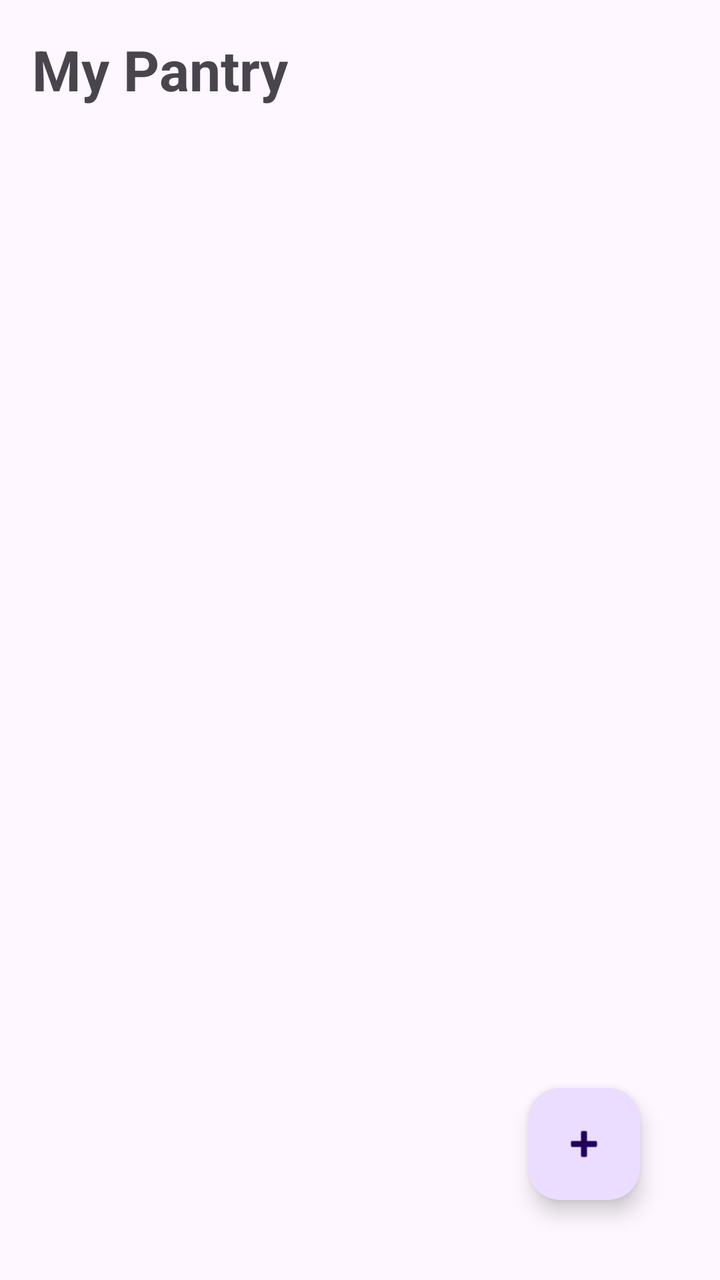
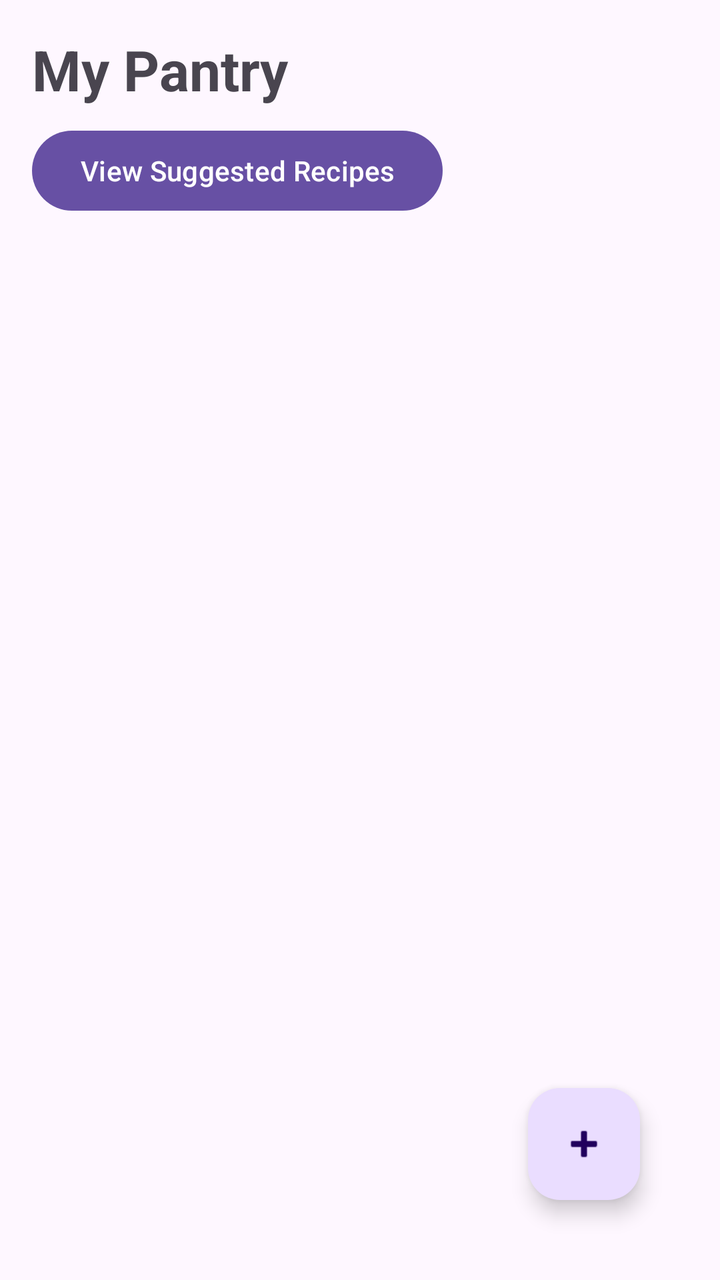

Before-and-after screenshots of an Android layout around one commit, followed by the original layout XML and the change that was made.
<!-- AndroidManifest.xml: application theme Theme.SMARTPANTRYMANAGER -->
<!-- res/layout/activity_main.xml -->
<?xml version="1.0" encoding="utf-8"?>
<androidx.constraintlayout.widget.ConstraintLayout xmlns:android="http://schemas.android.com/apk/res/android"
    xmlns:app="http://schemas.android.com/apk/res-auto"
    android:id="@+id/main"
    android:layout_width="match_parent"
    android:layout_height="match_parent"
    android:padding="16dp">

    <TextView
        android:id="@+id/titleText"
        android:layout_width="wrap_content"
        android:layout_height="wrap_content"
        android:text="My Pantry"
        android:textSize="28sp"
        android:textStyle="bold"
        app:layout_constraintTop_toTopOf="parent"
        app:layout_constraintStart_toStartOf="parent" />

    <androidx.recyclerview.widget.RecyclerView
        android:id="@+id/pantryRecyclerView"
        android:layout_width="match_parent"
        android:layout_height="0dp"
        android:layout_marginTop="16dp"
        app:layout_constraintTop_toBottomOf="@id/titleText"
        app:layout_constraintBottom_toBottomOf="parent" />

    <com.google.android.material.floatingactionbutton.FloatingActionButton
        android:id="@+id/addItemButton"
        android:layout_width="wrap_content"
        android:layout_height="wrap_content"
        android:layout_margin="24dp"
        android:contentDescription="Add Item"
        app:layout_constraintBottom_toBottomOf="parent"
        app:layout_constraintEnd_toEndOf="parent"
        app:srcCompat="@android:drawable/ic_input_add" />

</androidx.constraintlayout.widget.ConstraintLayout>
<!-- resources referenced by this layout -->
<resources>
  <style name="Theme.SMARTPANTRYMANAGER" parent="Base.Theme.SMARTPANTRYMANAGER" />
  <style name="Base.Theme.SMARTPANTRYMANAGER" parent="Theme.Material3.DayNight.NoActionBar">
          
          
      </style>
</resources>

<!-- the commit's change to res/layout/activity_main.xml (unified diff, before → after) -->
@@ -16,12 +16,21 @@
         app:layout_constraintTop_toTopOf="parent"
         app:layout_constraintStart_toStartOf="parent" />
 
+    <Button
+        android:id="@+id/buttonViewRecipes"
+        android:layout_width="wrap_content"
+        android:layout_height="wrap_content"
+        android:text="View Suggested Recipes"
+        android:layout_marginTop="8dp"
+        app:layout_constraintTop_toBottomOf="@id/titleText"
+        app:layout_constraintStart_toStartOf="parent" />
+
     <androidx.recyclerview.widget.RecyclerView
         android:id="@+id/pantryRecyclerView"
         android:layout_width="match_parent"
         android:layout_height="0dp"
         android:layout_marginTop="16dp"
-        app:layout_constraintTop_toBottomOf="@id/titleText"
+        app:layout_constraintTop_toBottomOf="@id/buttonViewRecipes"
         app:layout_constraintBottom_toBottomOf="parent" />
 
     <com.google.android.material.floatingactionbutton.FloatingActionButton
